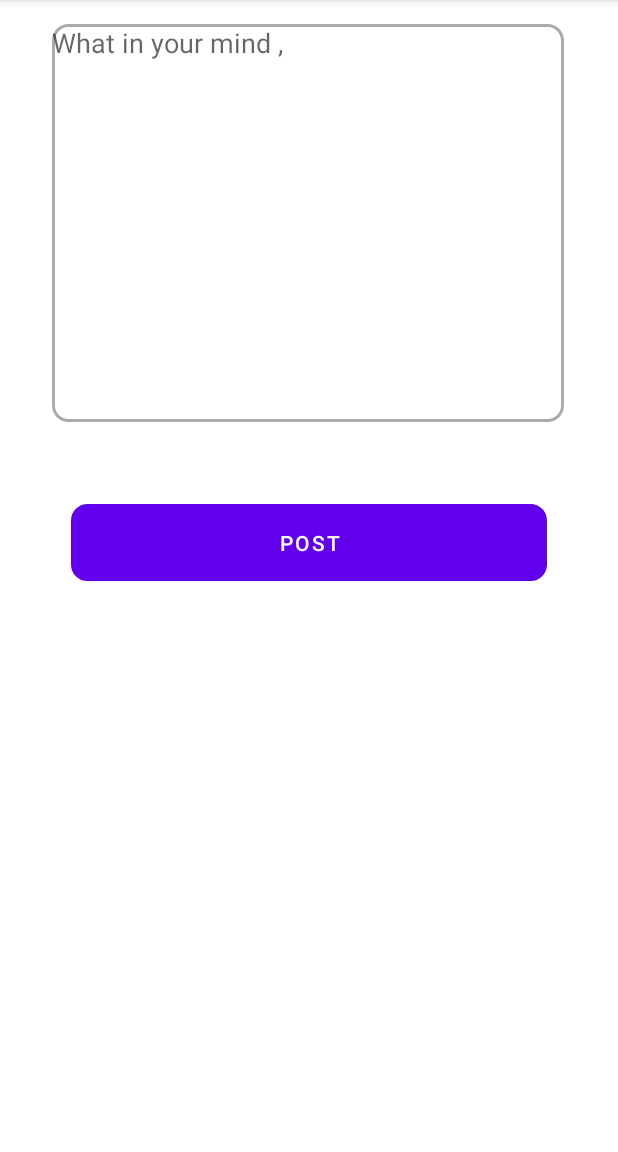
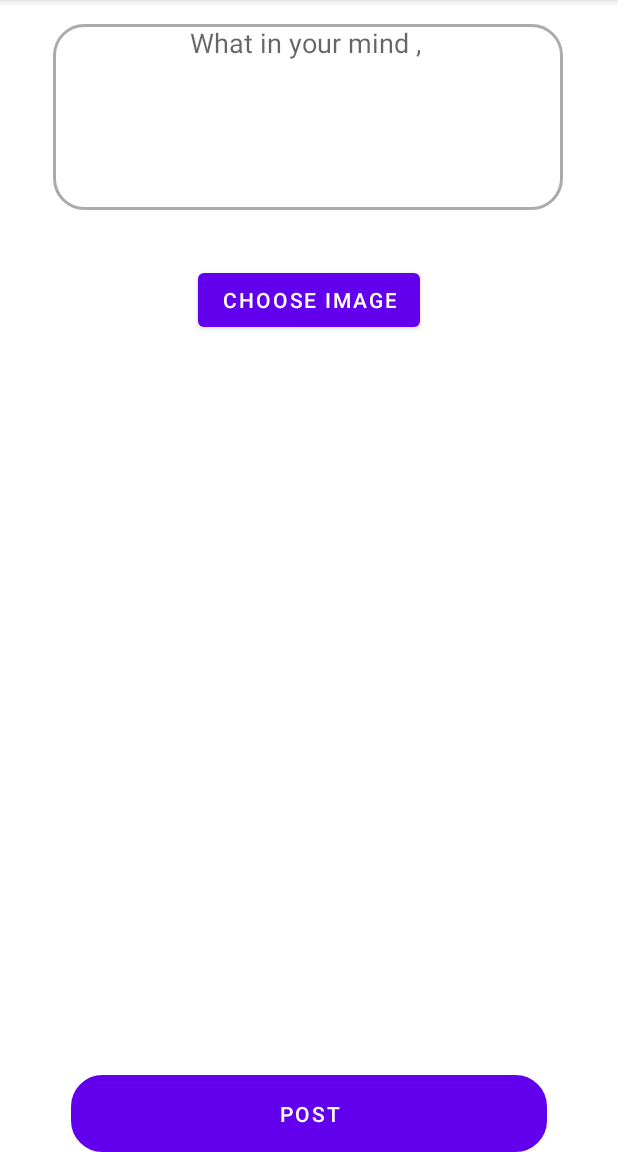
Before and after one commit to Aditya8840/SocialNetwork-App, an Android app: the screen it shows after launch once a user with an empty profile is signed in (MainActivity3), after a tap on "TODO", on a phone screen of 412 x 824 dp, the part 84-1236 px from its top. Run offline under Robolectric (Android 15) with nearby library versions, the phone set to English and light mode, and no system bars; our stand-ins replace Firebase (no records; nobody signed in at launch, a user with empty details on screens opened directly).

Commit message:
SocialNetwork App Created with images

```diff
--- a/app/build.gradle
+++ b/app/build.gradle
@@ -42,6 +42,7 @@ dependencies {
     implementation 'com.google.android.material:material:1.3.0'
     implementation 'androidx.constraintlayout:constraintlayout:2.0.4'
     implementation 'com.google.firebase:firebase-firestore:22.1.2'
+    implementation 'com.google.firebase:firebase-storage:19.2.2'
     testImplementation 'junit:junit:4.13.2'
     implementation platform('com.google.firebase:firebase-bom:27.1.0')
     implementation 'com.github.bumptech.glide:glide:4.11.0'
--- a/app/src/main/java/com/codiyapa/socialnetwork/MainActivity2.kt
+++ b/app/src/main/java/com/codiyapa/socialnetwork/MainActivity2.kt
@@ -37,7 +37,6 @@ class MainActivity2 : AppCompatActivity() {
         adapter = PostAdapter(recyclerViewOption, mAuth, this)
         recyclerView.adapter = adapter
         recyclerView.layoutManager = LinearLayoutManager(this)
-
     }
 
     override fun onStart() {
@@ -48,5 +47,4 @@ class MainActivity2 : AppCompatActivity() {
         super.onStop()
         adapter.stopListening()
     }
-
 }
--- a/app/src/main/java/com/codiyapa/socialnetwork/daos/PostDao.kt
+++ b/app/src/main/java/com/codiyapa/socialnetwork/daos/PostDao.kt
@@ -3,22 +3,22 @@ package com.codiyapa.socialnetwork.daos
 import com.codiyapa.socialnetwork.models.Post
 import com.codiyapa.socialnetwork.models.User
 import com.google.firebase.auth.FirebaseAuth
+import com.google.firebase.auth.FirebaseUser
 import com.google.firebase.firestore.FirebaseFirestore
 
 class PostDao {
     private val db = FirebaseFirestore.getInstance()
-    val posts = db.collection("posts")
-    val mAuth = FirebaseAuth.getInstance()
+    val posts = db.collection("content")
+    private val mAuth = FirebaseAuth.getInstance()
     val userS = mAuth.currentUser
-    fun createPost(text: String){
+    fun createPost(text: String, imageUrl: String){
         val user = User(
                 userS.uid,
                 userS.displayName,
                 userS.photoUrl.toString()
         )
         val time = System.currentTimeMillis()
-        val post = Post(text, user, time)
+        val post = Post(text, user, time, imageUrl)
         posts.document().set(post)
     }
-
 }
--- a/app/src/main/res/drawable/editext_shape.xml
+++ b/app/src/main/res/drawable/editext_shape.xml
@@ -4,5 +4,5 @@
     android:padding="10dp">
     <stroke android:width="2dp"
         android:color="#ababab"/>
-    <corners android:radius="10dp"/>
+    <corners android:radius="20dp" />
 </shape>
--- a/app/src/main/res/layout/activity_main3.xml
+++ b/app/src/main/res/layout/activity_main3.xml
@@ -8,12 +8,13 @@
 
     <EditText
         android:id="@+id/PostContent"
-        android:layout_width="341dp"
-        android:layout_height="265dp"
+        android:layout_width="340dp"
+        android:layout_height="124dp"
         android:layout_marginLeft="10dp"
         android:layout_marginTop="16dp"
         android:layout_marginRight="10dp"
         android:background="@drawable/editext_shape"
+        android:textAlignment="center"
         android:ems="10"
         android:gravity="start|top"
         android:hint="@string/textview"
@@ -21,18 +22,39 @@
         app:layout_constraintEnd_toEndOf="parent"
         app:layout_constraintHorizontal_bias="0.49"
         app:layout_constraintStart_toStartOf="parent"
-        app:layout_constraintTop_toTopOf="parent" />
+        app:layout_constraintTop_toTopOf="parent"
+        tools:ignore="RtlCompat" />
 
     <Button
         android:id="@+id/button"
         android:layout_width="317dp"
         android:layout_height="51dp"
-        android:layout_marginTop="40dp"
+        android:background="@drawable/editext_shape"
         android:text="@string/post"
-        android:background="@drawable/editext_shape"
         app:layout_constraintBottom_toBottomOf="parent"
         app:layout_constraintEnd_toEndOf="parent"
+        app:layout_constraintStart_toStartOf="parent" />
+
+    <ImageView
+        android:id="@+id/imageView3"
+        android:layout_width="wrap_content"
+        android:layout_height="wrap_content"
+        app:layout_constraintHeight_max="350dp"
+        app:layout_constraintWidth_max="312dp"
+        android:layout_marginTop="20dp"
+        app:layout_constraintEnd_toEndOf="parent"
+        app:layout_constraintHorizontal_bias="0.498"
         app:layout_constraintStart_toStartOf="parent"
-        app:layout_constraintTop_toBottomOf="@+id/PostContent"
-        app:layout_constraintVertical_bias="0.037" />
+        app:layout_constraintTop_toBottomOf="@+id/PostContent" />
+
+    <Button
+        android:id="@+id/chooser"
+        android:layout_width="wrap_content"
+        android:layout_height="wrap_content"
+        android:layout_marginTop="16dp"
+        android:text="Choose Image"
+        app:layout_constraintEnd_toEndOf="parent"
+        app:layout_constraintStart_toStartOf="parent"
+        app:layout_constraintTop_toBottomOf="@+id/imageView3" />
+
 </androidx.constraintlayout.widget.ConstraintLayout>
```
Also changed, not shown: app/src/main/java/com/codiyapa/socialnetwork/MainActivity3.kt (+118 -5 lines), app/src/main/java/com/codiyapa/socialnetwork/PostAdapter.kt (+10 -4 lines), app/src/main/java/com/codiyapa/socialnetwork/models/Post.kt (+5 -4 lines), app/src/main/res/layout/post_item.xml (+16 -3 lines).
